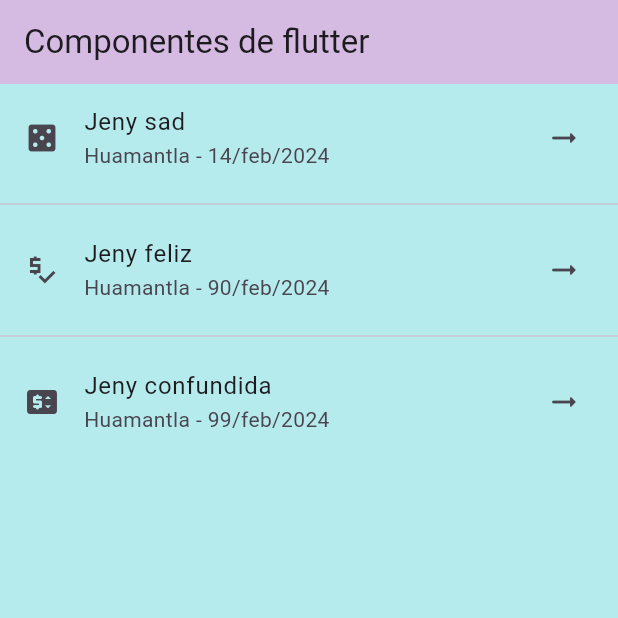
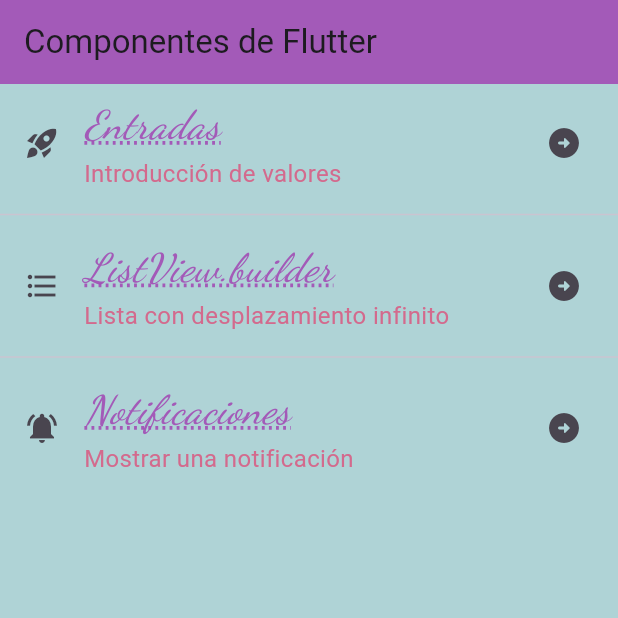
Before and after one commit to Jennysitamon/componentes_flutter, a Flutter app: the screen it shows after launch, on a phone screen of 412 x 824 dp, the top half of it. Run offline on Flutter 3.47's test engine with Material 3 defaults, Android fonts, the light colour scheme and no system bars; our stand-ins replace google_fonts.

Commit message:
Adding GoogleFonts and TextTheme

```diff
--- a/lib/screens/home_screen.dart
+++ b/lib/screens/home_screen.dart
@@ -1,4 +1,5 @@
 import 'package:flutter/material.dart';
+import 'package:pract3/theme/app_theme.dart';
 
 class HomeScreen extends StatelessWidget {
   const HomeScreen({super.key});
@@ -7,29 +8,47 @@
   Widget build(BuildContext context) {
     return Scaffold(
       appBar: AppBar(
-        title: const Text('Componentes de flutter'),
+        title: const Text('Componentes de Flutter'),
       ),
       body: ListView(
-          children: const <Widget>[
+        children: <Widget>[
           ListTile(
-                title: Text('Jeny sad'),
-                subtitle: Text('Huamantla - 14/feb/2024'),
-                leading: Icon(Icons.casino),
-                trailing: Icon(Icons.arrow_right_alt_rounded),
+            title: Text(
+              'Entradas',
+              style: AppTheme.lightTheme.textTheme.headlineLarge,
             ),
-              Divider(),
+            subtitle: Text(
+              'Introducción de valores',
+               style: AppTheme.lightTheme.textTheme.bodySmall,
+              ),
+            leading: const Icon(Icons.rocket_launch),
+            trailing: const Icon(Icons.arrow_circle_right_rounded),
+          ),
+          const Divider(),
           ListTile(
-                title: Text('Jeny feliz'),
-                subtitle: Text('Huamantla - 90/feb/2024'),
-                leading: Icon(Icons.price_check_sharp),
-                trailing: Icon(Icons.arrow_right_alt_rounded),
+            title: Text(
+              'ListView.builder',
+              style: AppTheme.lightTheme.textTheme.headlineLarge,
             ),
-              Divider(),
+            subtitle: Text(
+              'Lista con desplazamiento infinito',
+               style: AppTheme.lightTheme.textTheme.bodySmall,
+              ),
+            leading: const Icon(Icons.format_list_bulleted),
+            trailing: const Icon(Icons.arrow_circle_right_rounded),
+          ),
+          const Divider(),
           ListTile(
-                title: Text('Jeny confundida'),
-                subtitle: Text('Huamantla - 99/feb/2024'),
-                leading: Icon(Icons.price_change_rounded),
-                trailing: Icon(Icons.arrow_right_alt_rounded),
+            title: Text(
+              'Notificaciones',
+              style: AppTheme.lightTheme.textTheme.headlineLarge,
+            ),
+            subtitle: Text(
+              'Mostrar una notificación',
+               style: AppTheme.lightTheme.textTheme.bodySmall,
+              ),
+            leading: const Icon(Icons.notifications_active),
+            trailing: const Icon(Icons.arrow_circle_right_rounded),
           ),
         ],
       ),
--- a/lib/theme/app_theme.dart
+++ b/lib/theme/app_theme.dart
@@ -1,17 +1,38 @@
 //Definicion de los temas de estilo de la app
 import 'package:flutter/material.dart';
+import 'package:google_fonts/google_fonts.dart';
 
 class AppTheme{
   //constante de un color primario
-  static const primaryColor = Color.fromARGB(223, 217, 180, 224);
+  static const primaryColor = Color.fromARGB(223, 161, 72, 179);
+  //constante de un color secundario
+  static const secondaryColor = Color.fromARGB(255, 211, 106, 141);
   //constante de color de fondo
-  static const backColor = Color.fromARGB(223, 171, 232, 236);
+  static const backColor = Color.fromARGB(227, 165, 206, 209);
   //constante de tema
   static final ThemeData lightTheme = ThemeData.light().copyWith(
     scaffoldBackgroundColor: backColor,
         appBarTheme: const AppBarTheme(
           color: primaryColor,
-      )
+      ),
+      textTheme: TextTheme(
+        //Titulos muy grandes
+        headlineLarge: GoogleFonts.dancingScript(
+          color: primaryColor,
+          fontSize: 26.5,
+          fontWeight: FontWeight.w500,
+          fontStyle: FontStyle.italic,
+          decoration: TextDecoration.underline,
+          decorationColor: primaryColor,
+          decorationStyle: TextDecorationStyle.dotted,
+          decorationThickness: 2.0,
+        ),
+        //Estilo para texto muy pequeño
+        bodySmall: GoogleFonts.shadowsIntoLight(
+          color: secondaryColor,
+          fontSize: 16.0,
+        ),
+      ),
   );
 
 }
--- a/pubspec.yaml
+++ b/pubspec.yaml
@@ -9,6 +9,7 @@
 dependencies:
   flutter:
     sdk: flutter
+  google_fonts: ^6.1.0
 
 dev_dependencies:
   flutter_test:
```
Also changed, not shown: pubspec.lock, 1 other file. Lines whose indentation alone changed are shown as unchanged.
